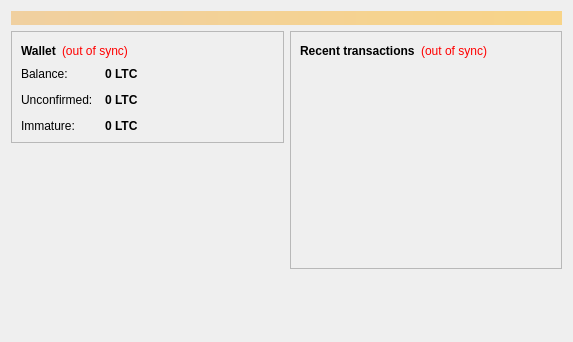
First picture: the form in src/qt/forms/overviewpage.ui, repository 60E/naocanfen, before the edit.
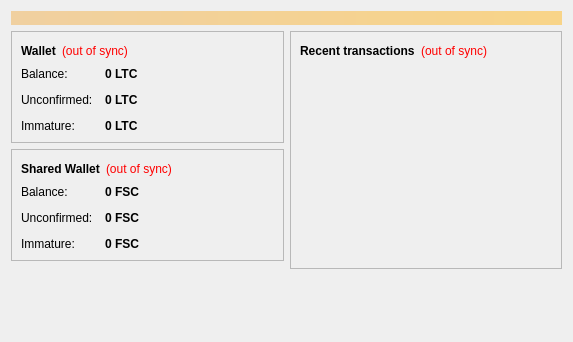
Second picture: the form after the edit.

Patch:
```diff
--- a/src/qt/forms/overviewpage.ui
+++ b/src/qt/forms/overviewpage.ui
@@ -189,6 +189,161 @@
          </layout>
         </widget>
        </item>
+       <item>
+        <widget class="QFrame" name="frame_3">
+         <property name="frameShape">
+          <enum>QFrame::StyledPanel</enum>
+         </property>
+         <property name="frameShadow">
+          <enum>QFrame::Raised</enum>
+         </property>
+         <layout class="QVBoxLayout" name="verticalLayout_6">
+          <item>
+           <layout class="QHBoxLayout" name="horizontalLayout_8">
+            <item>
+             <widget class="QLabel" name="label_12">
+              <property name="font">
+               <font>
+                <weight>75</weight>
+                <bold>true</bold>
+               </font>
+              </property>
+              <property name="text">
+               <string>Shared Wallet</string>
+              </property>
+             </widget>
+            </item>
+            <item>
+             <widget class="QLabel" name="labelSharedWalletStatus">
+              <property name="toolTip">
+               <string>The displayed information may be out of date. Your wallet automatically synchronizes with the Fusioncoin network after a connection is established, but this process has not completed yet.</string>
+              </property>
+              <property name="styleSheet">
+               <string notr="true">QLabel { color: red; }</string>
+              </property>
+              <property name="text">
+               <string notr="true">(out of sync)</string>
+              </property>
+              <property name="alignment">
+               <set>Qt::AlignLeading|Qt::AlignLeft|Qt::AlignVCenter</set>
+              </property>
+             </widget>
+            </item>
+            <item>
+             <spacer name="horizontalSpacer_6">
+              <property name="orientation">
+               <enum>Qt::Horizontal</enum>
+              </property>
+              <property name="sizeHint" stdset="0">
+               <size>
+                <width>40</width>
+                <height>20</height>
+               </size>
+              </property>
+             </spacer>
+            </item>
+           </layout>
+          </item>
+          <item>
+           <layout class="QFormLayout" name="formLayout_5">
+            <property name="fieldGrowthPolicy">
+             <enum>QFormLayout::AllNonFixedFieldsGrow</enum>
+            </property>
+            <property name="horizontalSpacing">
+             <number>12</number>
+            </property>
+            <property name="verticalSpacing">
+             <number>12</number>
+            </property>
+            <item row="0" column="0">
+             <widget class="QLabel" name="label_13">
+              <property name="text">
+               <string>Balance:</string>
+              </property>
+             </widget>
+            </item>
+            <item row="0" column="1">
+             <widget class="QLabel" name="labelBalanceShared">
+              <property name="font">
+               <font>
+                <weight>75</weight>
+                <bold>true</bold>
+               </font>
+              </property>
+              <property name="cursor">
+               <cursorShape>IBeamCursor</cursorShape>
+              </property>
+              <property name="toolTip">
+               <string>Your current balance</string>
+              </property>
+              <property name="text">
+               <string notr="true">0 FSC</string>
+              </property>
+              <property name="textInteractionFlags">
+               <set>Qt::LinksAccessibleByMouse|Qt::TextSelectableByKeyboard|Qt::TextSelectableByMouse</set>
+              </property>
+             </widget>
+            </item>
+            <item row="1" column="0">
+             <widget class="QLabel" name="label_14">
+              <property name="text">
+               <string>Unconfirmed:</string>
+              </property>
+             </widget>
+            </item>
+            <item row="1" column="1">
+             <widget class="QLabel" name="labelUnconfirmedShared">
+              <property name="font">
+               <font>
+                <weight>75</weight>
+                <bold>true</bold>
+               </font>
+              </property>
+              <property name="cursor">
+               <cursorShape>IBeamCursor</cursorShape>
+              </property>
+              <property name="toolTip">
+               <string>Total of transactions that have yet to be confirmed, and do not yet count toward the current balance</string>
+              </property>
+              <property name="text">
+               <string notr="true">0 FSC</string>
+              </property>
+              <property name="textInteractionFlags">
+               <set>Qt::LinksAccessibleByMouse|Qt::TextSelectableByKeyboard|Qt::TextSelectableByMouse</set>
+              </property>
+             </widget>
+            </item>
+            <item row="2" column="0">
+             <widget class="QLabel" name="labelImmatureTextShared">
+              <property name="text">
+               <string>Immature:</string>
+              </property>
+             </widget>
+            </item>
+            <item row="2" column="1">
+             <widget class="QLabel" name="labelImmatureShared">
+              <property name="font">
+               <font>
+                <weight>75</weight>
+                <bold>true</bold>
+               </font>
+              </property>
+              <property name="toolTip">
+               <string>Mined balance that has not yet matured</string>
+              </property>
+              <property name="text">
+               <string notr="true">0 FSC</string>
+              </property>
+              <property name="textInteractionFlags">
+               <set>Qt::LinksAccessibleByMouse|Qt::TextSelectableByKeyboard|Qt::TextSelectableByMouse</set>
+              </property>
+             </widget>
+            </item>
+           </layout>
+          </item>
+         </layout>
+        </widget>
+       </item>
        <item>
         <spacer name="verticalSpacer">
          <property name="orientation">
```
Left out of the diff: 2 changed lines with no effect on the pictures.
